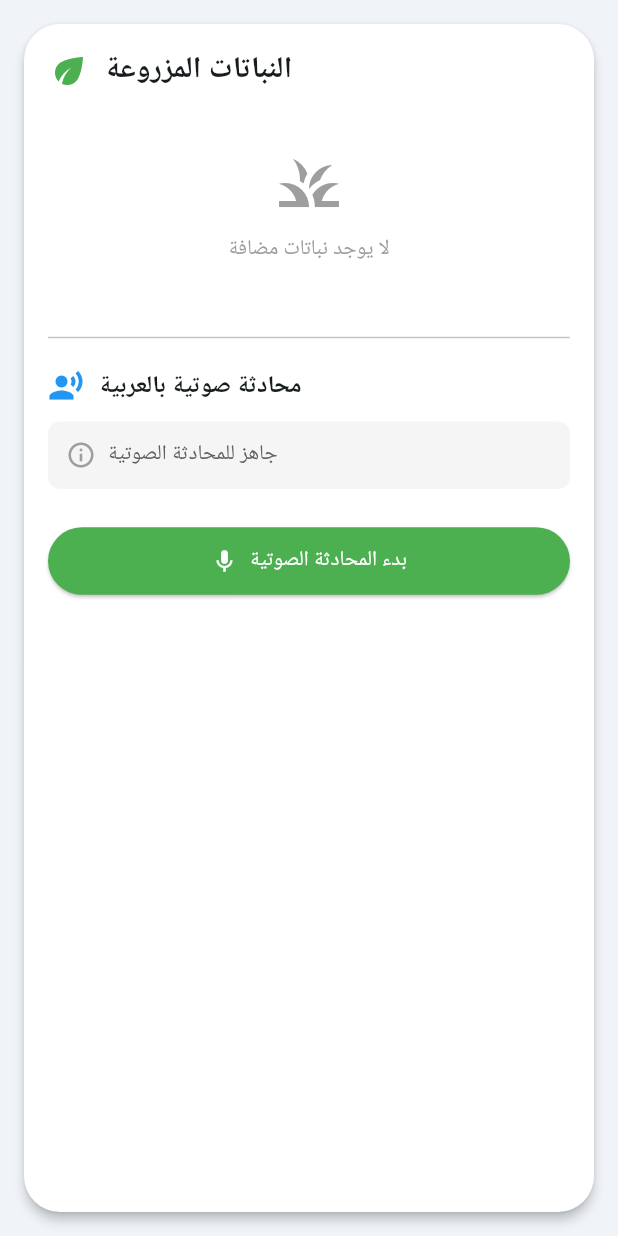
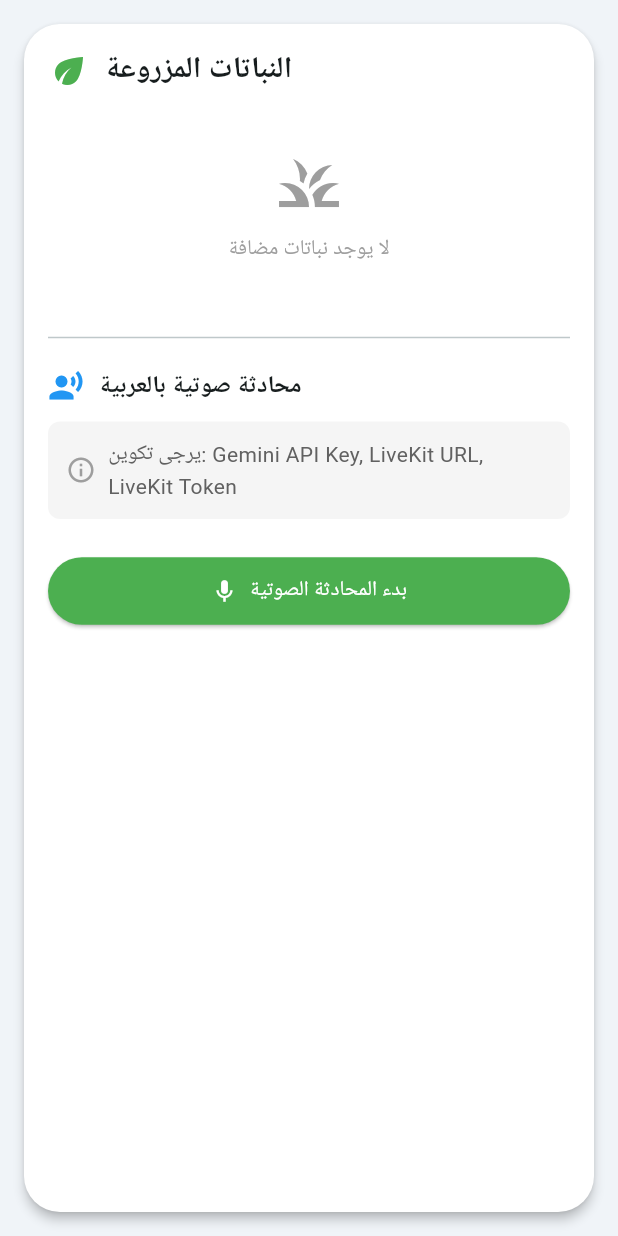
Before and after one commit to Tarekazabou/mazra3ti_il_mabrouka, a Flutter app: the VegetationDisplayWidget widget shown alone on an empty page, opened directly, on a phone screen of 412 x 824 dp. Run offline on Flutter 3.47's test engine with Material 3 defaults, Android fonts, the phone set to English and light mode, and no system bars; our stand-ins replace cloud_firestore, firebase_core, flutter_tts, google_fonts, google_generative_ai, permission_handler and 1 more; missing offline and left inert: livekit_client; accounts and stored records are empty; Roboto replaces fonts that are missing (Cairo).

Commit message:
Add platform permissions and configuration for voice chat
Co-authored-by: Tarekazabou <189483334+Tarekazabou@users.noreply.github.com>

```diff
--- a/my_app/lib/vegetation_display_widget.dart
+++ b/my_app/lib/vegetation_display_widget.dart
@@ -5,6 +5,7 @@ import 'package:google_generative_ai/google_generative_ai.dart';
 import 'package:permission_handler/permission_handler.dart';
 import 'dart:async';
 import 'farm_model.dart';
+import 'voice_chat_config.dart';
 
 /// Widget showing vegetation with LiveKit + Gemini voice chat (Arabic only)
 class VegetationDisplayWidget extends StatefulWidget {
@@ -47,28 +48,18 @@ class _VegetationDisplayWidgetState extends State<VegetationDisplayWidget> {
   /// Initialize Gemini AI with Arabic language support
   void _initializeGemini() {
     try {
-      // Get API key from environment or use a placeholder
-      // In production, this should come from secure storage or env variables
-      const apiKey = String.fromEnvironment('GEMINI_API_KEY',
-          defaultValue: 'YOUR_GEMINI_API_KEY_HERE');
+      // Check if configuration is valid
+      if (!VoiceChatConfig.isConfigured()) {
+        setState(() {
+          _statusMessage = VoiceChatConfig.getConfigStatusMessage();
+        });
+        return;
+      }
 
       _geminiModel = GenerativeModel(
-        model: 'gemini-2.0-flash',
-        apiKey: apiKey,
-        systemInstruction: Content.system('''أنت مساعد زراعي ذكي متخصص في المزارع التونسية.
-دورك هو مساعدة المزارعين في:
-- معرفة حالة النباتات المزروعة
-- تقديم نصائح للري والعناية بالنباتات
-- الإجابة عن أسئلة حول الزراعة
-
-قواعد مهمة:
-1. استخدم اللغة العربية فقط في جميع الردود
-2. كن واضحاً ومباشراً
-3. استخدم لغة بسيطة يفهمها المزارعون
-4. قدم معلومات عملية ومفيدة
-5. كن مشجعاً وإيجابياً
-
-عند سؤالك عن النباتات، استخدم المعلومات المتاحة من المزرعة.'''),
+        model: VoiceChatConfig.geminiModel,
+        apiKey: VoiceChatConfig.geminiApiKey,
+        systemInstruction: Content.system(VoiceChatConfig.geminiSystemInstruction),
       );
 
       _chatSession = _geminiModel!.startChat();
@@ -105,14 +96,11 @@ class _VegetationDisplayWidgetState extends State<VegetationDisplayWidget> {
       // Set up event listeners
       _room!.addListener(_onRoomUpdate);
 
-      // Connect to LiveKit server
-      // In production, get these values from your LiveKit server
-      const wsUrl = String.fromEnvironment('LIVEKIT_URL',
-          defaultValue: 'wss://your-livekit-server.com');
-      const token = String.fromEnvironment('LIVEKIT_TOKEN',
-          defaultValue: 'YOUR_LIVEKIT_TOKEN_HERE');
-
-      await _room!.connect(wsUrl, token);
+      // Connect to LiveKit server using configuration
+      await _room!.connect(
+        VoiceChatConfig.livekitUrl,
+        VoiceChatConfig.livekitToken,
+      );
 
       // Enable microphone
       await _room!.localParticipant?.setMicrophoneEnabled(true);
--- /dev/null
+++ b/my_app/lib/voice_chat_config.dart
@@ -0,0 +1,91 @@
+/// Configuration for LiveKit and Gemini voice chat integration
+///
+/// To use this feature, you need to:
+/// 1. Get a Gemini API key from https://makersuite.google.com/app/apikey
+/// 2. Set up a LiveKit server or use LiveKit Cloud
+/// 3. Generate LiveKit tokens for authentication
+///
+/// For production use, store these values securely:
+/// - Use environment variables
+/// - Use Flutter's secure storage
+/// - Use a backend service to generate tokens
+
+class VoiceChatConfig {
+  /// Gemini API configuration
+  static const String geminiApiKey = String.fromEnvironment(
+    'GEMINI_API_KEY',
+    defaultValue: 'YOUR_GEMINI_API_KEY_HERE',
+  );
+
+  /// Gemini model to use (gemini-2.0-flash is recommended for voice)
+  static const String geminiModel = 'gemini-2.0-flash';
+
+  /// LiveKit server URL
+  /// For LiveKit Cloud: wss://your-project.livekit.cloud
+  /// For self-hosted: wss://your-server.com
+  static const String livekitUrl = String.fromEnvironment(
+    'LIVEKIT_URL',
+    defaultValue: 'wss://your-livekit-server.com',
+  );
+
+  /// LiveKit access token
+  /// IMPORTANT: In production, tokens should be generated by your backend
+  /// Do not hardcode tokens in the app
+  static const String livekitToken = String.fromEnvironment(
+    'LIVEKIT_TOKEN',
+    defaultValue: 'YOUR_LIVEKIT_TOKEN_HERE',
+  );
+
+  /// Room name for voice chat
+  static const String livekitRoomName = String.fromEnvironment(
+    'LIVEKIT_ROOM',
+    defaultValue: 'farm-voice-assistant',
+  );
+
+  /// Check if configuration is valid
+  static bool isConfigured() {
+    return geminiApiKey != 'YOUR_GEMINI_API_KEY_HERE' &&
+           livekitUrl != 'wss://your-livekit-server.com' &&
+           livekitToken != 'YOUR_LIVEKIT_TOKEN_HERE';
+  }
+
+  /// Get configuration status message in Arabic
+  static String getConfigStatusMessage() {
+    if (isConfigured()) {
+      return 'الإعدادات جاهزة';
+    }
+
+    final missing = <String>[];
+    if (geminiApiKey == 'YOUR_GEMINI_API_KEY_HERE') {
+      missing.add('Gemini API Key');
+    }
+    if (livekitUrl == 'wss://your-livekit-server.com') {
+      missing.add('LiveKit URL');
+    }
+    if (livekitToken == 'YOUR_LIVEKIT_TOKEN_HERE') {
+      missing.add('LiveKit Token');
+    }
+
+    return 'يرجى تكوين: ${missing.join(', ')}';
+  }
+
+  /// System instruction for Gemini (Arabic agricultural assistant)
+  static const String geminiSystemInstruction = '''أنت مساعد زراعي ذكي متخصص في المزارع التونسية.
+دورك هو مساعدة المزارعين في:
+- معرفة حالة النباتات المزروعة
+- تقديم نصائح للري والعناية بالنباتات
+- الإجابة عن أسئلة حول الزراعة
+- توفير معلومات عن المحاصيل والأمراض
+
+قواعد مهمة:
+1. استخدم اللغة العربية فقط في جميع الردود
+2. كن واضحاً ومباشراً
+3. استخدم لغة بسيطة يفهمها المزارعون
+4. قدم معلومات عملية ومفيدة
+5. كن مشجعاً وإيجابياً
+6. إذا لم تكن متأكداً من المعلومة، قل ذلك بوضوح
+7. ركز على الزراعة المستدامة والحفاظ على الماء
+
+عند سؤالك عن النباتات، استخدم المعلومات المتاحة من المزرعة.
+عند تقديم النصائح، خذ بعين الاعتبار المناخ المتوسطي التونسي.''';
+}
```
Also changed, not shown: 3 other files.
